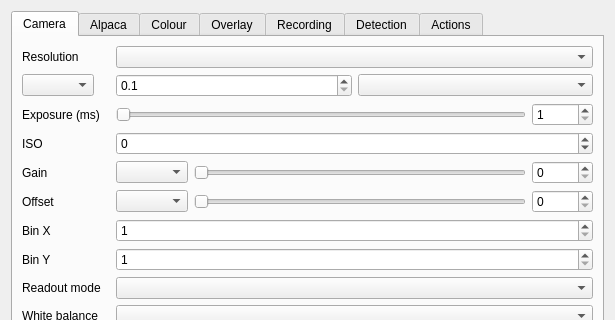
srcejon/sdrangel, file plugins/feature/camera/camerasettingsdialog.ui: the form before one commit; both pictures show x 0 to 615 and y 0 to 320 of the 615 by 738 pixel window.
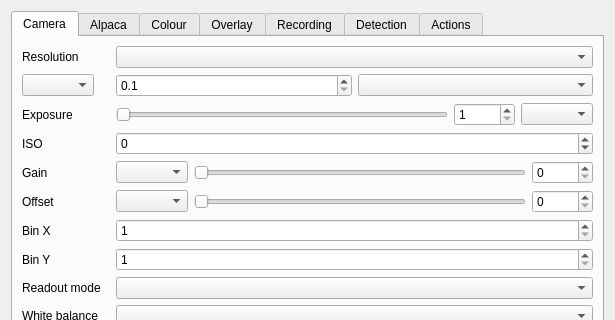
The form after the commit. Icons and pictures are not drawn.

Commit message: Add camera exposure unit scaling

```diff
--- a/plugins/feature/camera/camerasettingsdialog.ui
+++ b/plugins/feature/camera/camerasettingsdialog.ui
@@ -50,7 +50,7 @@
          <item row="2" column="0">
           <widget class="QLabel" name="exposureLabel">
            <property name="text">
-            <string>Exposure (ms)</string>
+            <string>Exposure</string>
            </property>
           </widget>
          </item>
@@ -94,6 +94,13 @@
              </property>
             </widget>
            </item>
+           <item>
+            <widget class="QComboBox" name="exposureUnitsCombo">
+             <property name="toolTip">
+              <string>Exposure time units</string>
+             </property>
+            </widget>
+           </item>
           </layout>
          </item>
          <item row="3" column="0">
```
Left out of the diff: 4 changed lines with no effect on the pictures. Lines whose indentation alone changed are shown as unchanged. The commit also changes 3 other files.
